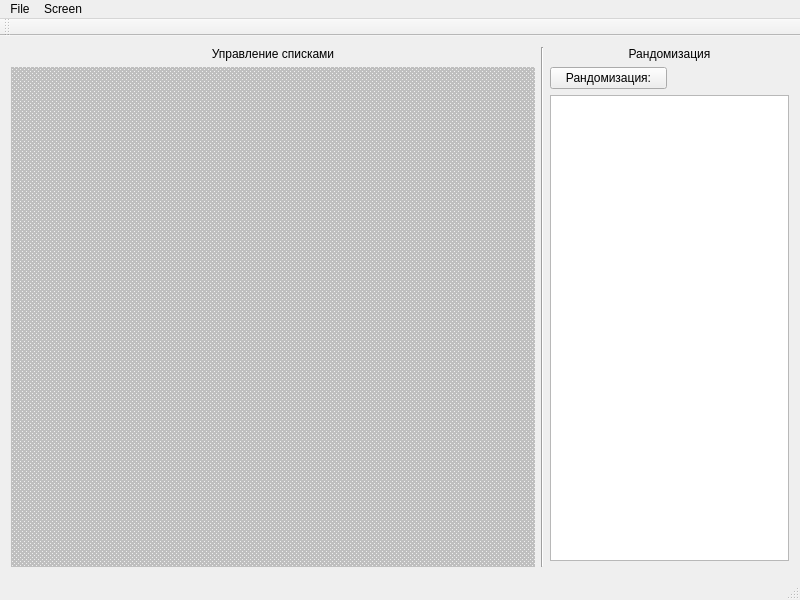
First picture: the form in gui/mainwindow.ui, repository moevm/-gui-1h2018-41, before the edit.
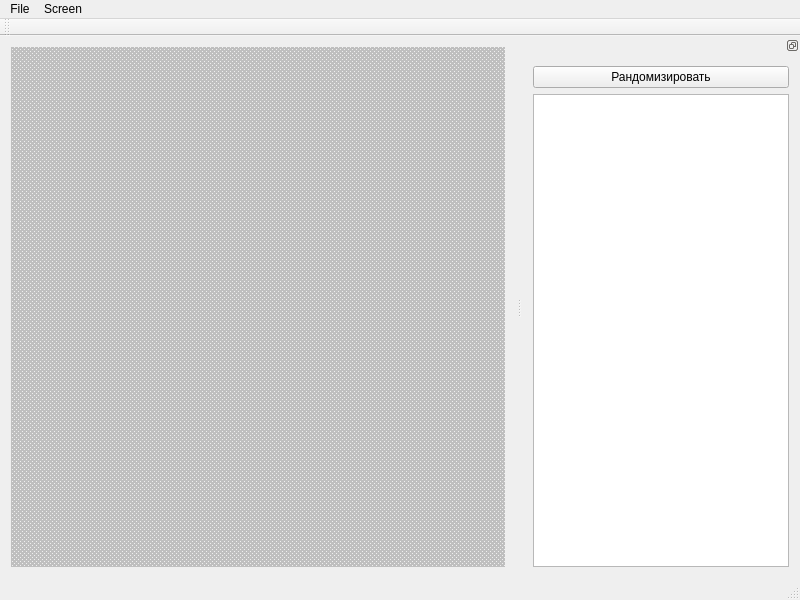
Second picture: the form after the edit.

Commit message: Док для рандомизации

The edit to the form file:
```diff
--- a/gui/mainwindow.ui
+++ b/gui/mainwindow.ui
@@ -15,14 +15,7 @@
   </property>
   <widget class="QWidget" name="centralWidget">
    <layout class="QGridLayout" name="gridLayout">
-    <item row="1" column="2">
-     <widget class="QPushButton" name="randomizePushButton">
-      <property name="text">
-       <string>Рандомизация:</string>
-      </property>
-     </widget>
-    </item>
-    <item row="1" column="0" rowspan="3">
+    <item row="0" column="0" rowspan="2">
      <widget class="QMdiArea" name="mdiArea">
       <property name="verticalScrollBarPolicy">
        <enum>Qt::ScrollBarAsNeeded</enum>
@@ -62,40 +55,6 @@
       </property>
      </widget>
     </item>
-    <item row="0" column="0">
-     <widget class="QLabel" name="label">
-      <property name="text">
-       <string>Управление списками</string>
-      </property>
-      <property name="alignment">
-       <set>Qt::AlignCenter</set>
-      </property>
-     </widget>
-    </item>
-    <item row="0" column="2" colspan="2">
-     <widget class="QLabel" name="label_2">
-      <property name="text">
-       <string>Рандомизация</string>
-      </property>
-      <property name="alignment">
-       <set>Qt::AlignCenter</set>
-      </property>
-     </widget>
-    </item>
-    <item row="0" column="1" rowspan="4">
-     <widget class="Line" name="line">
-      <property name="orientation">
-       <enum>Qt::Vertical</enum>
-      </property>
-     </widget>
-    </item>
-    <item row="2" column="2" colspan="2">
-     <widget class="QPlainTextEdit" name="plainTextEdit">
-      <property name="readOnly">
-       <bool>true</bool>
-      </property>
-     </widget>
-    </item>
    </layout>
   </widget>
   <widget class="QMenuBar" name="menuBar">
@@ -134,6 +93,35 @@
    </attribute>
   </widget>
   <widget class="QStatusBar" name="statusBar"/>
+  <widget class="QDockWidget" name="dockWidget">
+   <property name="floating">
+    <bool>false</bool>
+   </property>
+   <property name="features">
+    <set>QDockWidget::DockWidgetFloatable|QDockWidget::DockWidgetMovable</set>
+   </property>
+   <attribute name="dockWidgetArea">
+    <number>2</number>
+   </attribute>
+   <widget class="QWidget" name="dockWidgetContents">
+    <layout class="QVBoxLayout" name="verticalLayout">
+     <item>
+      <widget class="QPushButton" name="randomizePushButton">
+       <property name="text">
+        <string>Рандомизировать</string>
+       </property>
+      </widget>
+     </item>
+     <item>
+      <widget class="QPlainTextEdit" name="plainTextEdit">
+       <property name="readOnly">
+        <bool>true</bool>
+       </property>
+      </widget>
+     </item>
+    </layout>
+   </widget>
+  </widget>
   <action name="actionOpen">
    <property name="text">
     <string>Open</string>
```
